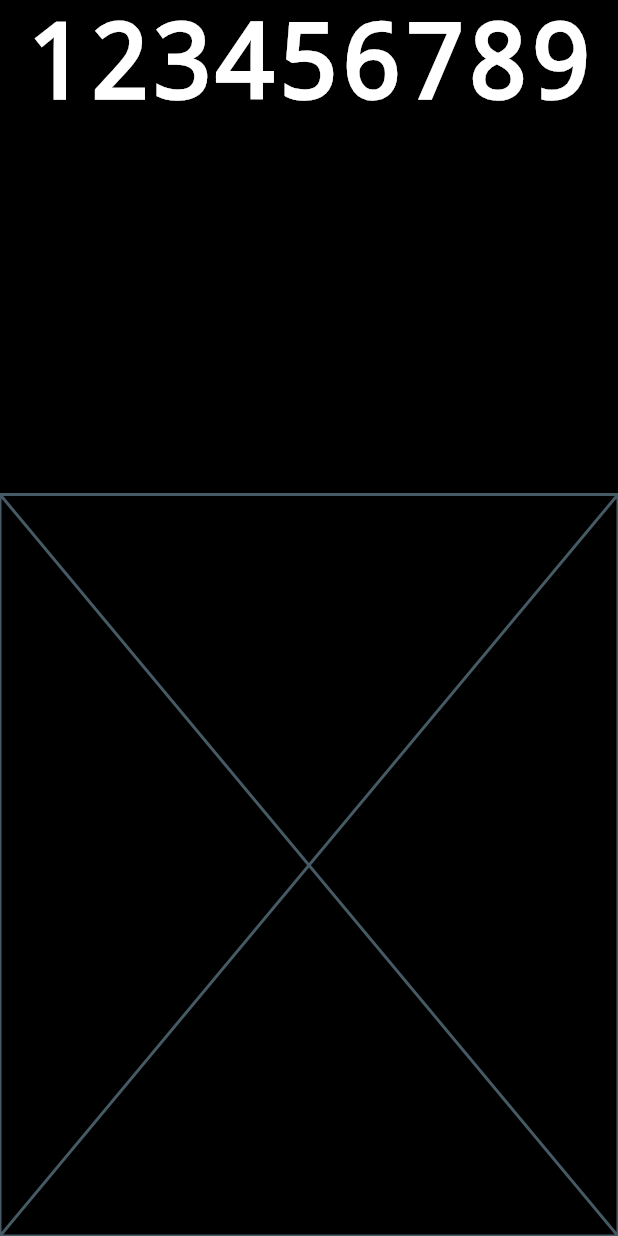
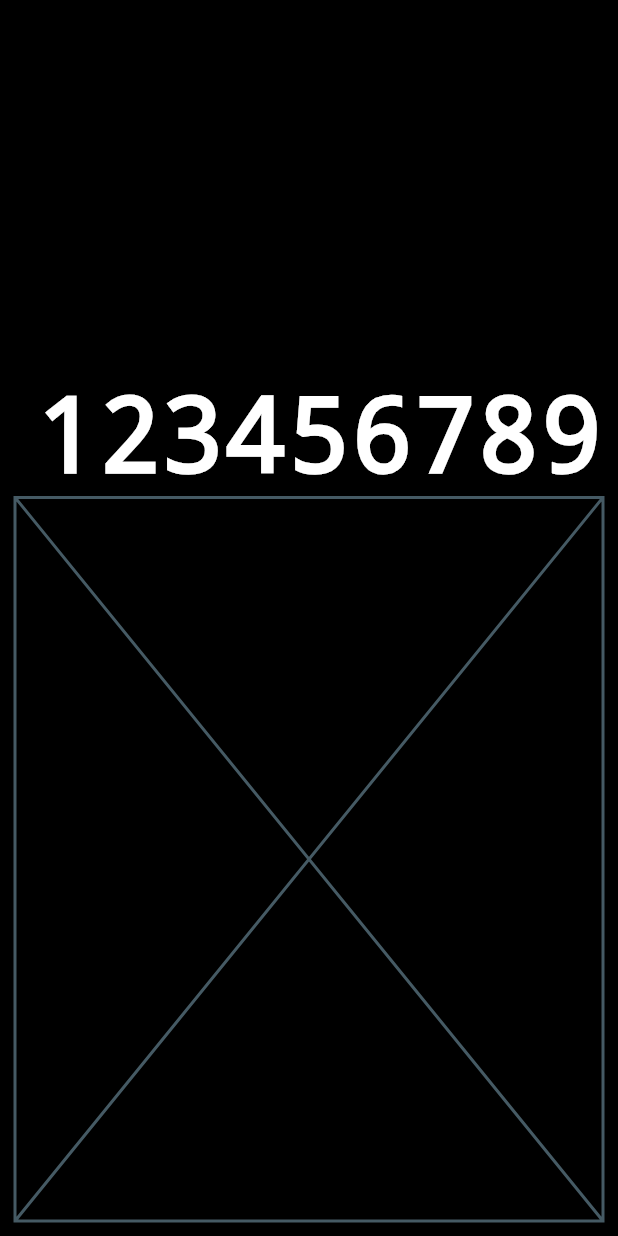
Before and after one commit to RodolfoAAPR/flutter_iphone_calculator, a Flutter app: the screen it shows after launch, on a phone screen of 412 x 824 dp. Run offline on Flutter 3.47's test engine with Material 3 defaults, Android fonts, the phone set to English and light mode, and no system bars.

Commit message:
feat(calculator_screen): add numbers alignment and buttons padding

```diff
--- a/lib/calculator_screen.dart
+++ b/lib/calculator_screen.dart
@@ -12,20 +12,27 @@ class CalculatorScreenState extends State<CalculatorScreen> {
   Widget build(BuildContext context) {
     return Container(
       color: Colors.black,
+      child: Padding(
+        padding: const EdgeInsets.all(10.0),
         child: Column(
           children: [
-          Expanded(
+            Container(
+              child: Expanded(
                 flex: 4,
+                child: Container(alignment: Alignment.bottomRight,
                   child: Text(
                     "123456789",
                   style: TextStyle(fontSize: 70,
                    decoration: TextDecoration.none,
                     color: Colors.white)),
                 ),
+              ),
+            ),
             Expanded(
               flex: 6,
               child: Placeholder())
           ],
+        ),
       )
     );
   }
```
Lines whose indentation alone changed are shown as unchanged.
